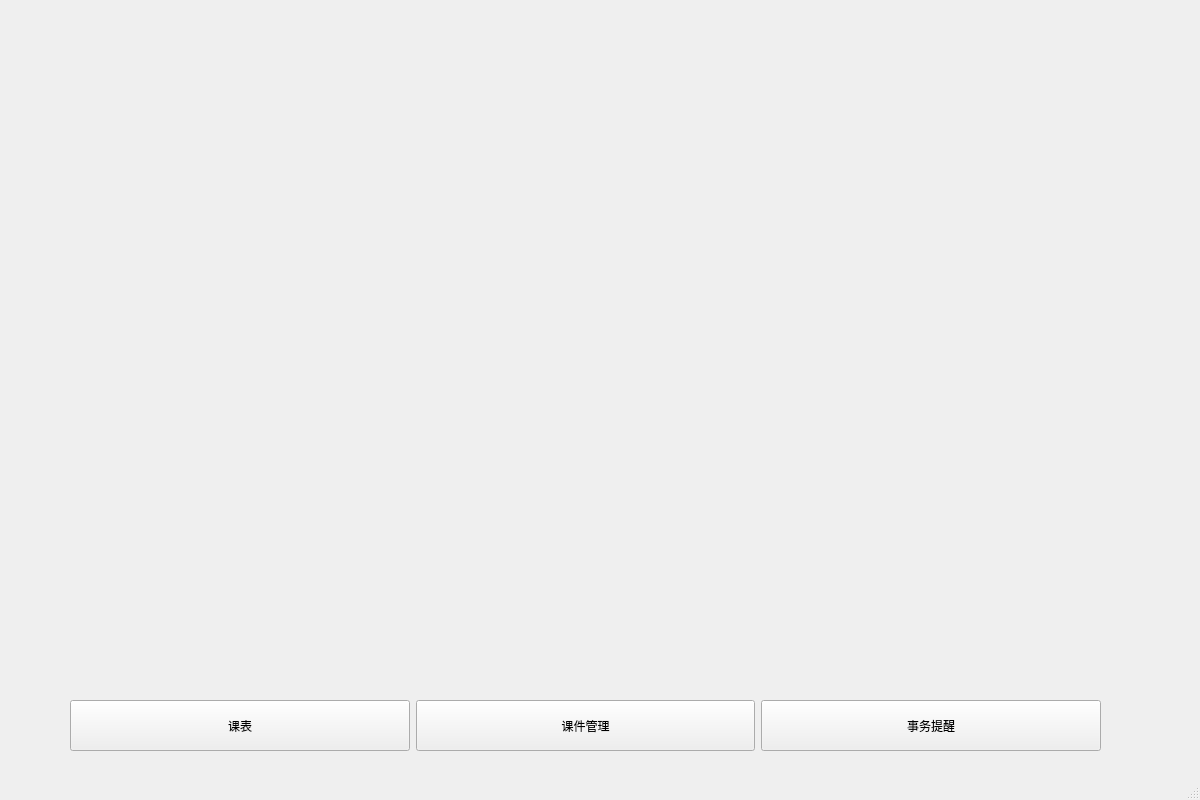
Before: the Qt Designer form mainwindow.ui in Ruby-Dream/studysoftware, drawn with Qt 5.
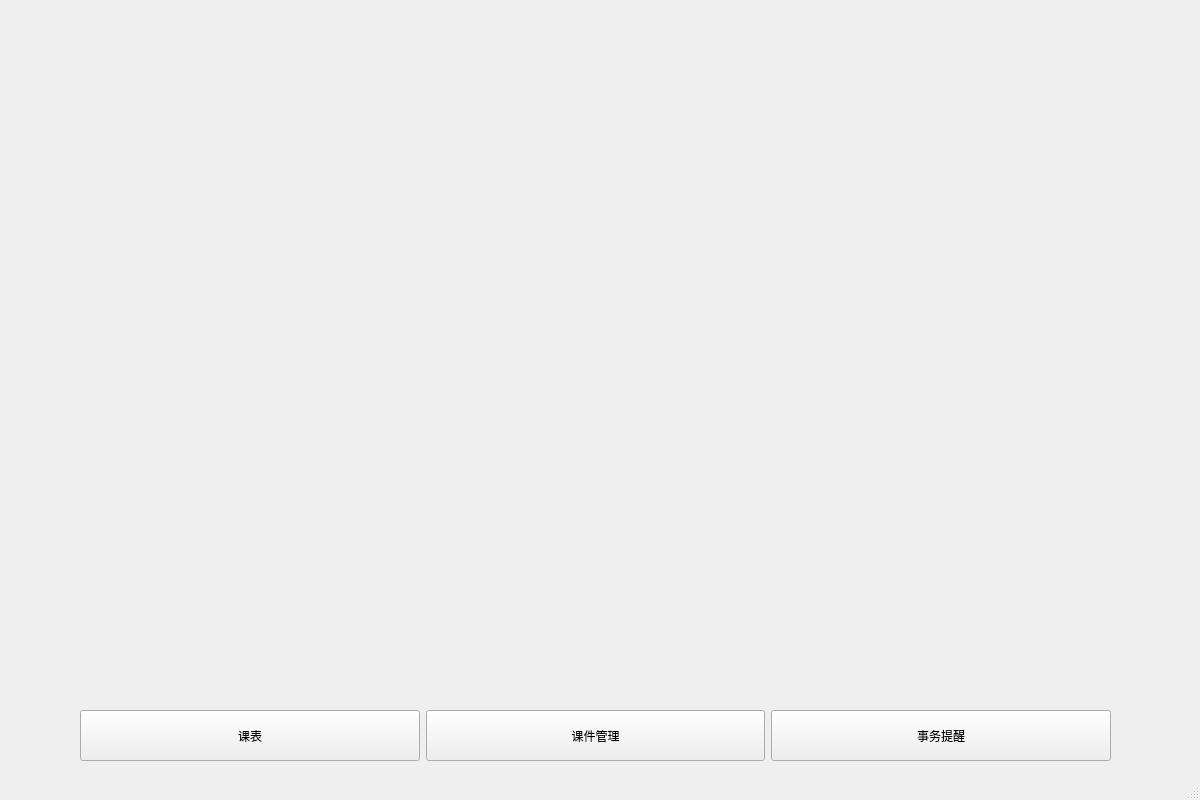
After: the same form once the commit is applied.

Diff of the .ui file:
```diff
--- a/mainwindow.ui
+++ b/mainwindow.ui
@@ -44,8 +44,8 @@
    <widget class="QWidget" name="layoutWidget">
     <property name="geometry">
      <rect>
-      <x>70</x>
-      <y>700</y>
+      <x>80</x>
+      <y>710</y>
       <width>1031</width>
       <height>51</height>
      </rect>
```
Left out of the diff: 9 changed lines with no effect on the pictures.
